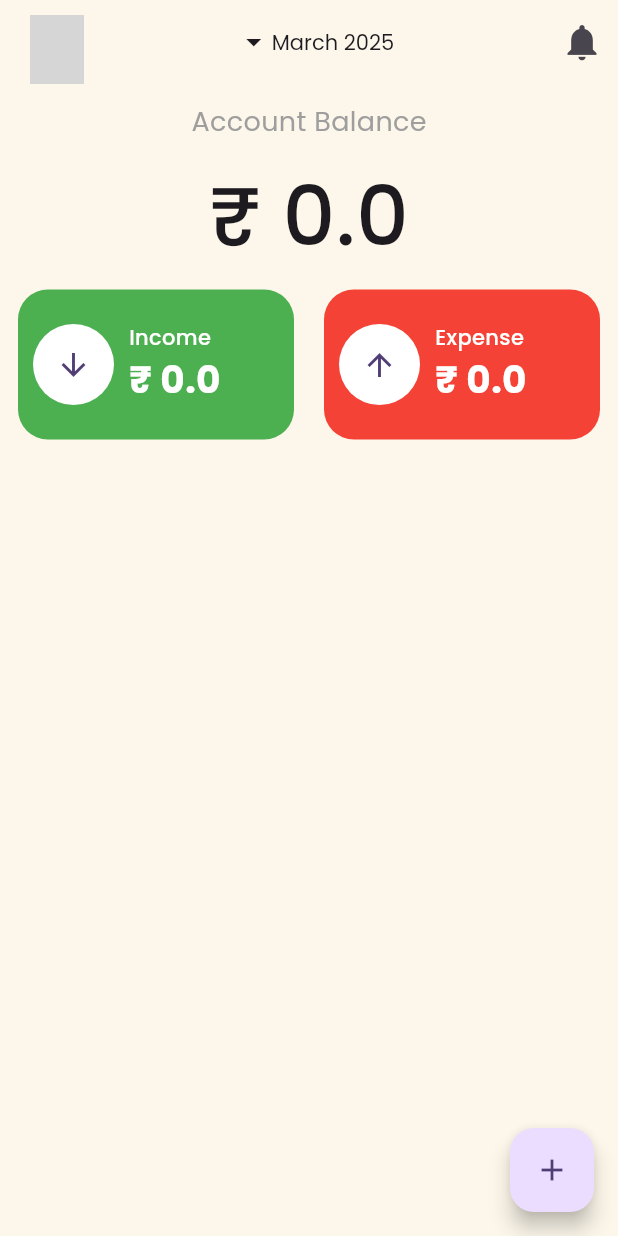
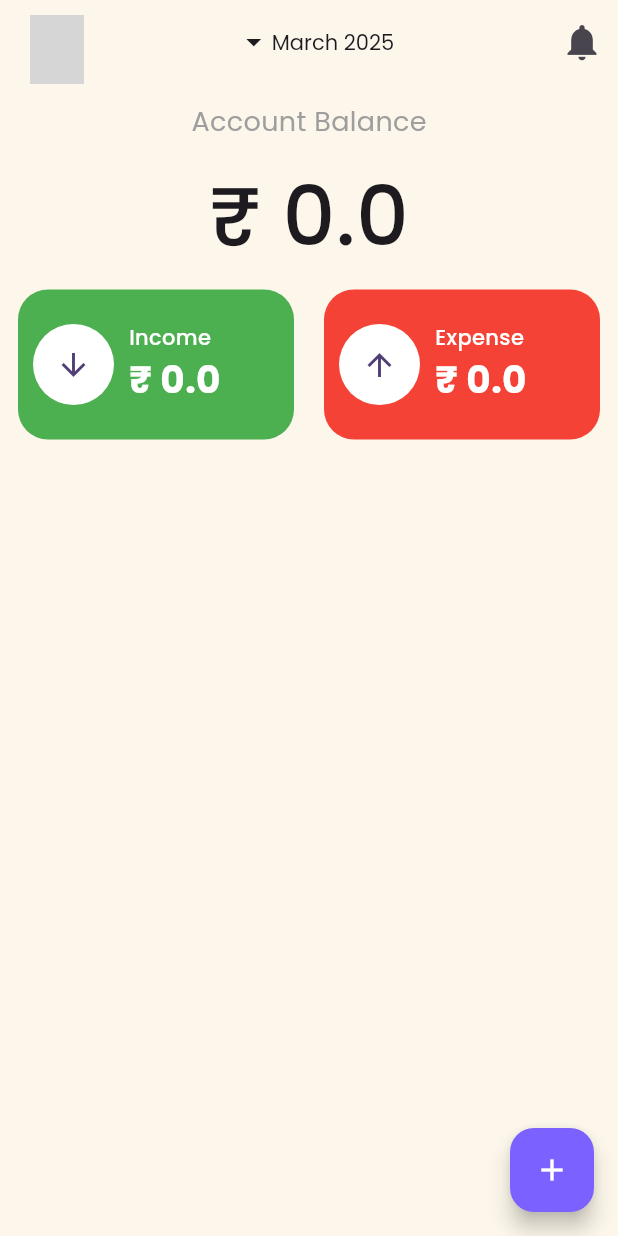
Before and after one commit to tusharkhatriofficial/CipherSchools-Flutter-Assignment, a Flutter app: the HomeScreen screen opened directly, on a phone screen of 412 x 824 dp. Run offline on Flutter 3.47's test engine with Material 3 defaults, Android fonts, the phone set to English and light mode, and no system bars; our stand-ins replace cloud_firestore, firebase_auth, firebase_core, flutter_slidable, google_fonts, google_sign_in and 3 more; accounts and stored records are empty; network calls fail; grey boxes are pictures that could not be loaded.

```diff
--- a/lib/screens/home_screen.dart
+++ b/lib/screens/home_screen.dart
@@ -4,6 +4,7 @@ import 'package:cipherx/screens/add_expense.dart';
 import 'package:cipherx/screens/welcome_screen.dart';
 import 'package:firebase_auth/firebase_auth.dart';
 import 'package:flutter/material.dart';
+import 'package:flutter_slidable/flutter_slidable.dart';
 import 'package:google_fonts/google_fonts.dart';
 import 'package:intl/intl.dart';
 import 'package:provider/provider.dart';
@@ -32,16 +33,20 @@ class HomeScreen extends StatelessWidget {
     String currentMonth = expenseProvider.getMonthlyData(expenseProvider.getCurrentMonthYear())?.monthYear ?? "Unknown";
     final monthlyData = expenseProvider.getMonthlyData(currentMonth);
 
+    void deleteExpense(BuildContext context){
+
+    }
 
 
     return Scaffold(
       floatingActionButton: FloatingActionButton(
+        backgroundColor: kPrimaryColor,
           onPressed: (){
             Navigator.of(context).push(MaterialPageRoute(builder: (context){
               return AddExpense();
             }));
           },
-        child: Icon(Icons.add),
+        child: Icon(Icons.add, color: kPrimaryTextColor,),
       ),
       appBar: AppBar(
         backgroundColor: Color(0xfffdf7eb),
@@ -155,19 +160,38 @@ class HomeScreen extends StatelessWidget {
                 Column(
                   children: [
                     for(int i = 0; i <monthlyData.expenses.length; i++)...[
-                      ListTile(
+                      //Expense card with slide functionality
+                      Slidable(
+                        key: const ValueKey(0),
+                        startActionPane: ActionPane(
+                            motion:  ScrollMotion(),
+                            children:  [
+                              SlidableAction(
+                                onPressed: deleteExpense,
+                                backgroundColor: Color(0xFFFE4A49),
+                                foregroundColor: Colors.white,
+                                icon: Icons.delete,
+                                label: 'Delete',
+                              ),
+                            ]
+                        ),
+                        child: Material(
+                          elevation: 2.0,
+                          color: kPrimaryTextColor,
+                          child: ListTile(
                             title: Text("${monthlyData.expenses[i].description}"),
                             subtitle: Text("${monthlyData.expenses[i].category}"),
                             trailing: Column(
+                              crossAxisAlignment: CrossAxisAlignment.end,
                               children: [
                                 Text("- ${monthlyData.expenses[i].amount}", style: GoogleFonts.poppins(fontSize: 18.0, color: Colors.red, fontWeight: FontWeight.w600),),
                                 Text("${DateFormat.jm().format(monthlyData.expenses[i].date)}"),
                               ],
                             ),
                           ),
+                        ),
+                      ),
                     ],
-
-
                   ],
                 ),
               ],
```
Lines whose indentation alone changed are shown as unchanged.
